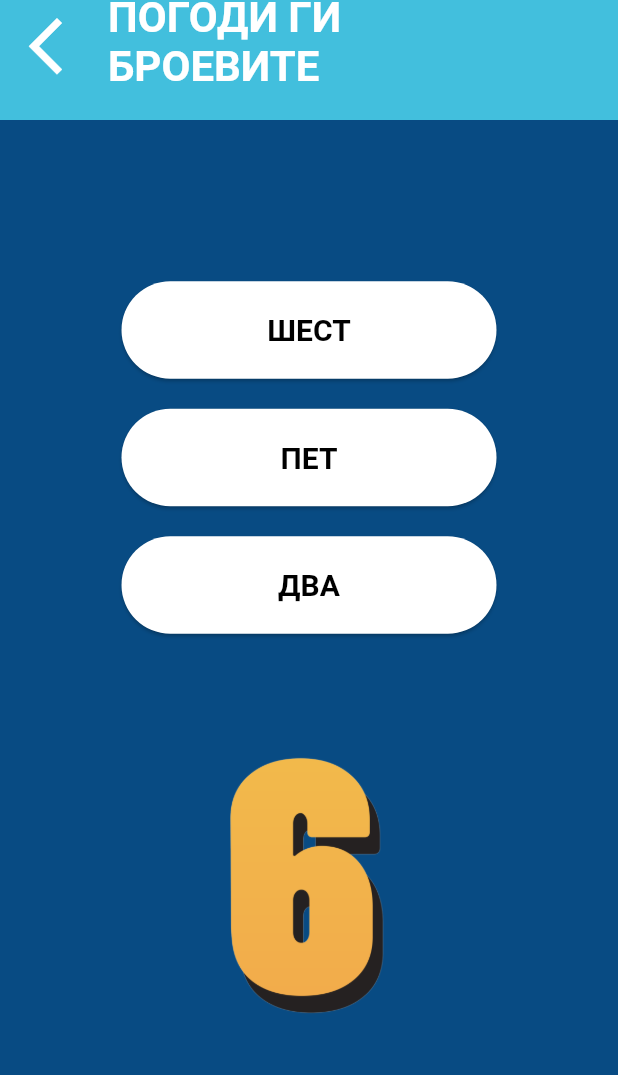
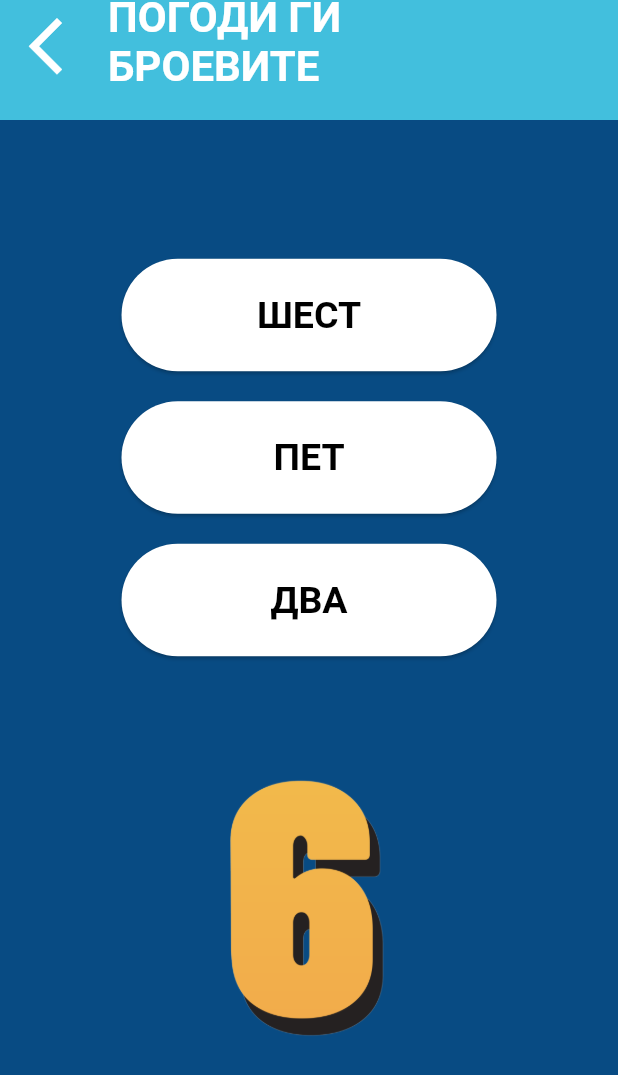
Before and after one commit to Solunska/my-assistant, a Flutter app: the Questions screen opened directly, on a phone screen of 412 x 824 dp. Shown: the top 1075 px of the screen. Run offline on Flutter 3.47's test engine with Material 3 defaults, Android fonts, the phone set to English and light mode, and no system bars.

Commit message:
font size and height on buttons changed

```diff
--- a/lib/screens/questions.dart
+++ b/lib/screens/questions.dart
@@ -100,7 +100,7 @@ class QuestionsState extends State<Questions> {
                 padding: const EdgeInsets.symmetric(vertical: 10.0),
                 child: SizedBox(
                   width: 250,
-                  height: 65,
+                  height: 75,
                   child: ElevatedButton(
                     onPressed: disabledAnswers.contains(answer)
                         ? null
@@ -111,7 +111,7 @@ class QuestionsState extends State<Questions> {
                         vertical: 15,
                       ),
                       textStyle: const TextStyle(
-                        fontSize: 20,
+                        fontSize: 25,
                         fontWeight: FontWeight.bold,
                         color: Colors.black, // Text color
                       ),
```
